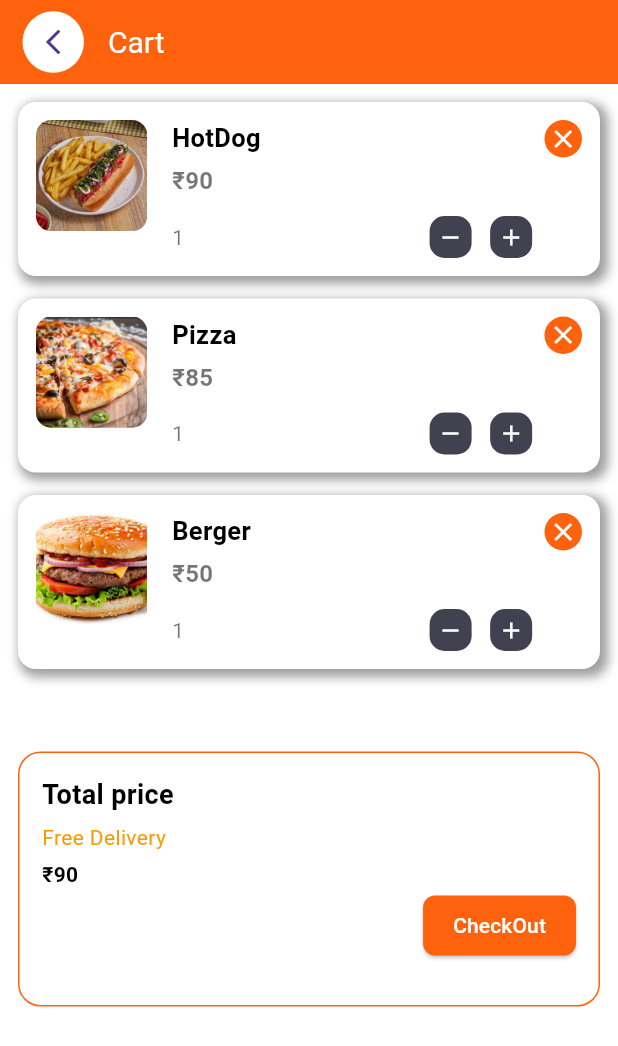
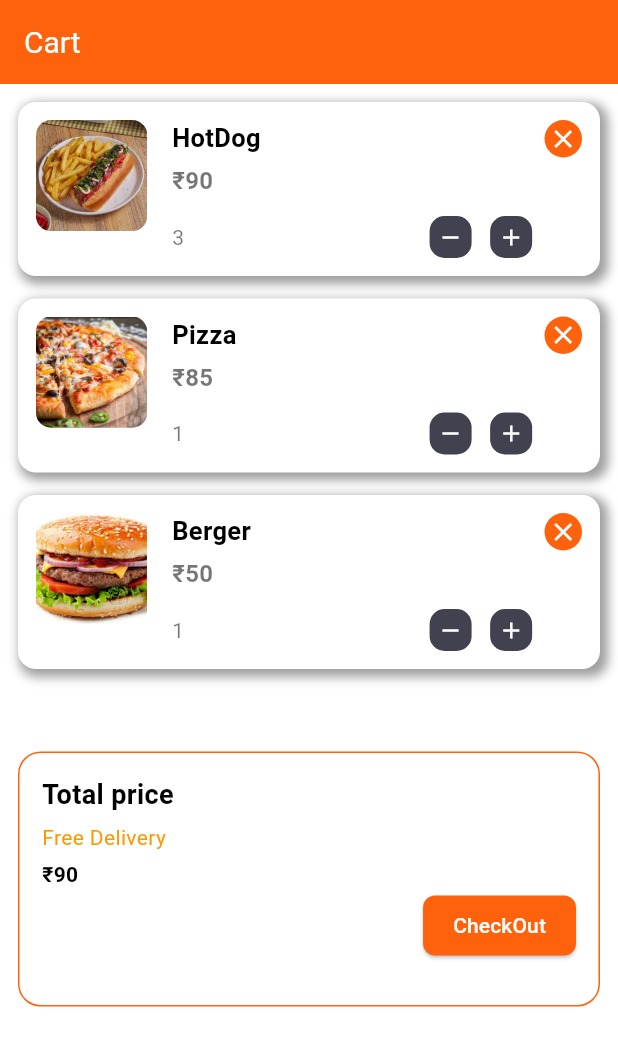
Before and after one commit to Purushottamji/zaykazone_project, a Flutter app: the CartScreen screen opened directly, after a tap on the "remove" icon, after a tap on the "add" icon, on a phone screen of 412 x 824 dp. Shown: the top 1046 px of the screen. Run offline on Flutter 3.47's test engine with Material 3 defaults, Android fonts, the phone set to English and light mode, and no system bars; our stand-ins replace carousel_slider, flutter_rating_bar, flutter_screenutil, image_picker, shared_preferences, smooth_page_indicator; accounts and stored records are empty.

Commit message:
pushed some folder

```diff
--- a/lib/controller/user_auth_provider/login_provider/from_user_data/login_provider.dart
+++ b/lib/controller/user_auth_provider/login_provider/from_user_data/login_provider.dart
@@ -126,7 +126,6 @@ class LoginProvider extends ChangeNotifier {
     pMobileController.text = userData?["mobile"] ?? "";
     pBioController.text = userData?["bio"] ?? "";
 
-    // userPic from DB is NOT a local file → DON'T convert into File
     _image = null;
 
     notifyListeners();
@@ -138,7 +137,6 @@ class LoginProvider extends ChangeNotifier {
   }
 
 
-  // 🚀 FIXED — Only send image if the user selected a NEW one
   Future<void> updateProfile(BuildContext context) async {
     if (!pFormKey.currentState!.validate()) return;
 
@@ -147,7 +145,6 @@ class LoginProvider extends ChangeNotifier {
     File? newImageToUpload;
 
     if (_image != null && _image!.path.contains("/")) {
-      // Only if it's a NEW file selected from gallery
       newImageToUpload = _image;
     }
 
@@ -157,7 +154,7 @@ class LoginProvider extends ChangeNotifier {
       email: pEmailController.text.trim(),
       mobile: pMobileController.text.trim(),
       bio: pBioController.text.trim(),
-      image: newImageToUpload, // <-- fixed
+      image: newImageToUpload,
     );
 
     if (result != null && result["user"] != null) {
--- a/lib/controller/user_provider/restaurant_details_provider.dart
+++ b/lib/controller/user_provider/restaurant_details_provider.dart
@@ -1,5 +1,5 @@
 import 'package:flutter/cupertino.dart';
-import 'package:zaykazone/api/restaurant_details_api.dart';
+import 'package:zaykazone/restaurant_detail_api/restaurant_details_api.dart';
 import 'package:zaykazone/model/users/restaurant_details_modal.dart';
 
 class RestaurantDetailsProvider with ChangeNotifier {
--- a/lib/services/auth_service/profile_update_api_service.dart
+++ b/lib/services/auth_service/profile_update_api_service.dart
@@ -16,7 +16,7 @@ class ProfileUpdateApiService {
   }) async {
     var url = Uri.parse("${AppConstants.baseUrl}/users/update/$id");
 
-    var request = http.MultipartRequest("PUT", url);
+    var request = http.MultipartRequest("PATCH", url);
 
     request.fields['name'] = name;
     request.fields['email'] = email;
--- a/lib/utils/constants/constants.dart
+++ b/lib/utils/constants/constants.dart
@@ -1,3 +1,3 @@
 class AppConstants {
-  static const String baseUrl = 'https://zaykazone-project-api.onrender.com';
+  static const String baseUrl = 'https://zaykazone-project-restaurant_detail_api.onrender.com';
 }
--- a/lib/view/screens/bottom_navigation_bar/bottom_navigation_bar_screen.dart
+++ b/lib/view/screens/bottom_navigation_bar/bottom_navigation_bar_screen.dart
@@ -27,10 +27,8 @@ class _BottomNavigationBarScreenState
 
   @override
   void initState() {
-    // TODO: implement initState
     super.initState();
     Provider.of<LoginProvider>(context,listen: false).getUser();
-
   }
 
   @override
--- a/lib/view/screens/burger_screen/burger_screen.dart
+++ b/lib/view/screens/burger_screen/burger_screen.dart
@@ -247,7 +247,7 @@ class _BurgerScreenState extends State<BurgerScreen> {
                               style: TextStyle(
                                   fontSize: width * 0.045,
                                   fontWeight: FontWeight.bold,
-                                  color: Colors.white),
+                                  color: Colors.black),
                             ),
                             GestureDetector(
                               onTap: () {
--- a/lib/view/screens/cart/cart_screen.dart
+++ b/lib/view/screens/cart/cart_screen.dart
@@ -23,17 +23,8 @@ class _CartScreenState extends State<CartScreen> {
 
     return Scaffold(
       backgroundColor: const Color(0xffffffff),
-
       appBar: AppBar(
-        leading: Padding(
-          padding: const EdgeInsets.only(left: 15),
-          child: CircleAvatar(
-            backgroundColor: Colors.white,
-          child: IconButton(onPressed: () {
-            Navigator.pop(context);
-          }, icon: Icon(Icons.arrow_back_ios_new_outlined,size: 20,)),),
-
-        ),
+        automaticallyImplyLeading: false,
         title: const Text("Cart",style: TextStyle(fontSize: 20),),
         backgroundColor: const Color(0xffFF620D),
         elevation: 0,
@@ -104,9 +95,11 @@ class _CartScreenState extends State<CartScreen> {
 
                               InkWell(
                                 onTap: () {
-                                  setState(() {
-                                    food[index]["quantity"]--;
-                                  });
+                                  if(food[index]["quantity"] >0){
+                                    setState(() {
+                                      food[index]["quantity"]++;
+                                    });
+                                  }
                                 },
                                 child: Container(
                                   padding: const EdgeInsets.all(5),
@@ -117,12 +110,15 @@ class _CartScreenState extends State<CartScreen> {
                                   child: Icon(Icons.remove, color: Colors.white, size: 18),
                                 ),
                               ),
+
                               SizedBox(width: width * 0.03),
                               InkWell(
                                 onTap: () {
-                                  setState(() {
-                                    food[index]["quantity"]++;
-                                  });
+                                  if(food[index]["quantity"] >0){
+                                    setState(() {
+                                      food[index]["quantity"]++;
+                                    });
+                                  }
                                 },
 
                                 child: Container(
--- a/lib/view/screens/detail_screen/restaurant_detail_screen.dart
+++ b/lib/view/screens/detail_screen/restaurant_detail_screen.dart
@@ -36,7 +36,7 @@ class _RestaurantDetailsScreenState extends State<RestaurantDetailsScreen> {
                     height: height * 0.32,
                     width: double.infinity,
                     child: Image.network(
-                      "https://zaykazone-project-api.onrender.com/uploads/$image",
+                      "https://zaykazone-project-restaurant_detail_api.onrender.com/uploads/$image",
                       fit: BoxFit.cover,
                     ),
                   ),
--- a/lib/view/screens/detail_screen/restaurant_screen.dart
+++ b/lib/view/screens/detail_screen/restaurant_screen.dart
@@ -82,7 +82,7 @@ class _RestaurantScreenState extends State<RestaurantScreen> {
                           );
                         },
                         child: Image.network(
-                          "https://zaykazone-project-api.onrender.com/uploads/${item.image_url}",
+                          "https://zaykazone-project-restaurant_detail_api.onrender.com/uploads/${item.image_url}",
                           fit: BoxFit.cover,
                           errorBuilder:
                               (c, o, s) => Icon(
--- a/lib/view/screens/edit_profile/edit_profile.dart
+++ b/lib/view/screens/edit_profile/edit_profile.dart
@@ -17,7 +17,6 @@ class _EditProfileScreenState extends State<EditProfileScreen> {
   void initState() {
     super.initState();
     final provider = Provider.of<LoginProvider>(context, listen: false);
-    provider.initProfileData(); // Initialize controllers with existing data
   }
 
   @override
--- a/lib/view/screens/home_screen/Home_Screen.dart
+++ b/lib/view/screens/home_screen/Home_Screen.dart
@@ -145,7 +145,6 @@ class _HomeScreenState extends State<HomeScreen> {
             SliverList(
               delegate: SliverChildListDelegate([
                 const SizedBox(height: 10),
-                // CATEGORY TITLE
                 ListTile(
                   title: Text(
                     "All Categories",
@@ -277,7 +276,7 @@ class _HomeScreenState extends State<HomeScreen> {
                                   );
                                 },
                                 child: Image.network(
-                                  "https://zaykazone-project-api.onrender.com/uploads/${item.image_url}",
+                                  "https://zaykazone-project-restaurant_detail_api.onrender.com/uploads/${item.image_url}",
                                   fit: BoxFit.cover,
                                   errorBuilder:
                                       (c, o, s) => Icon(
```
Also changed, not shown: lib/main.dart (+13 -0 lines), lib/view/screens/detail_screen/food_details_screen.dart (+6 -3 lines), lib/view/screens/profile/profile_screen.dart (+1 -10 lines), lib/view/screens/search_product_screen/search_product.dart (+1 -9 lines), lib/restaurant_detail_api/restaurant_details_api.dart (renamed from lib/api/restaurant_details_api.dart).
